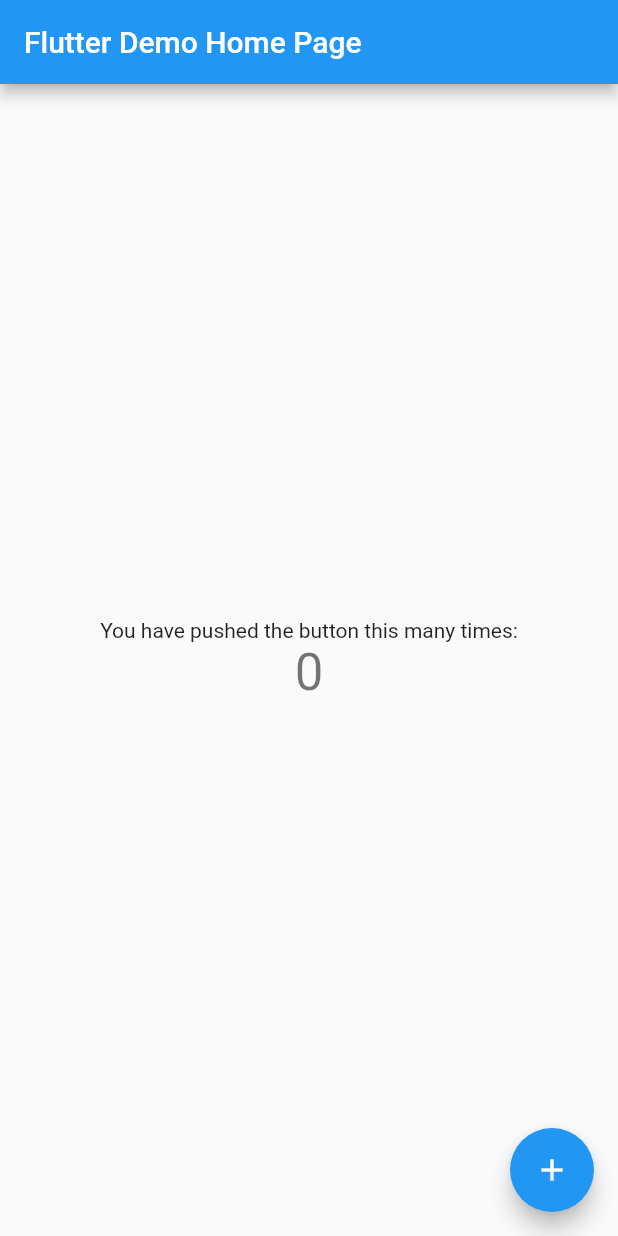
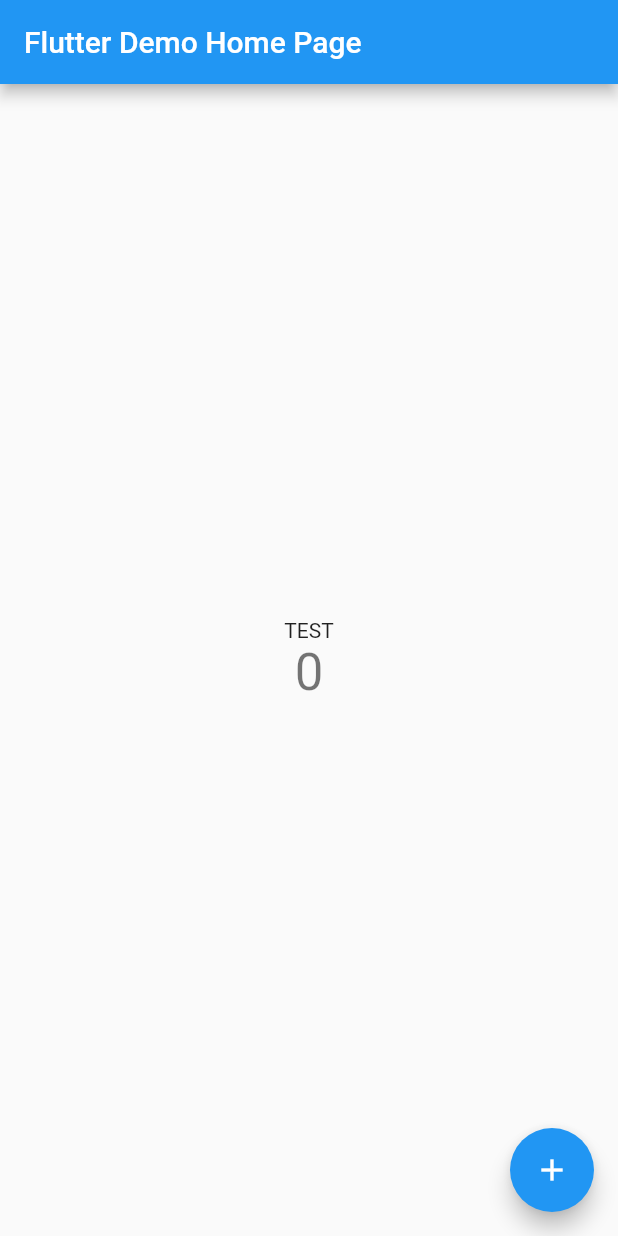
Before and after one commit to ChillyChaos/Personal-Website, a Flutter app: the screen it shows after launch, on a phone screen of 412 x 824 dp. Run offline on Flutter 3.47's test engine with Material 2 defaults, Android fonts, the phone set to English and light mode, and no system bars.

Commit message:
Test commit

```diff
--- a/lib/main.dart
+++ b/lib/main.dart
@@ -96,7 +96,7 @@ class _MyHomePageState extends State<MyHomePage> {
           mainAxisAlignment: MainAxisAlignment.center,
           children: <Widget>[
             const Text(
-              'You have pushed the button this many times:',
+              'TEST',
             ),
             Text(
               '$_counter',
```
